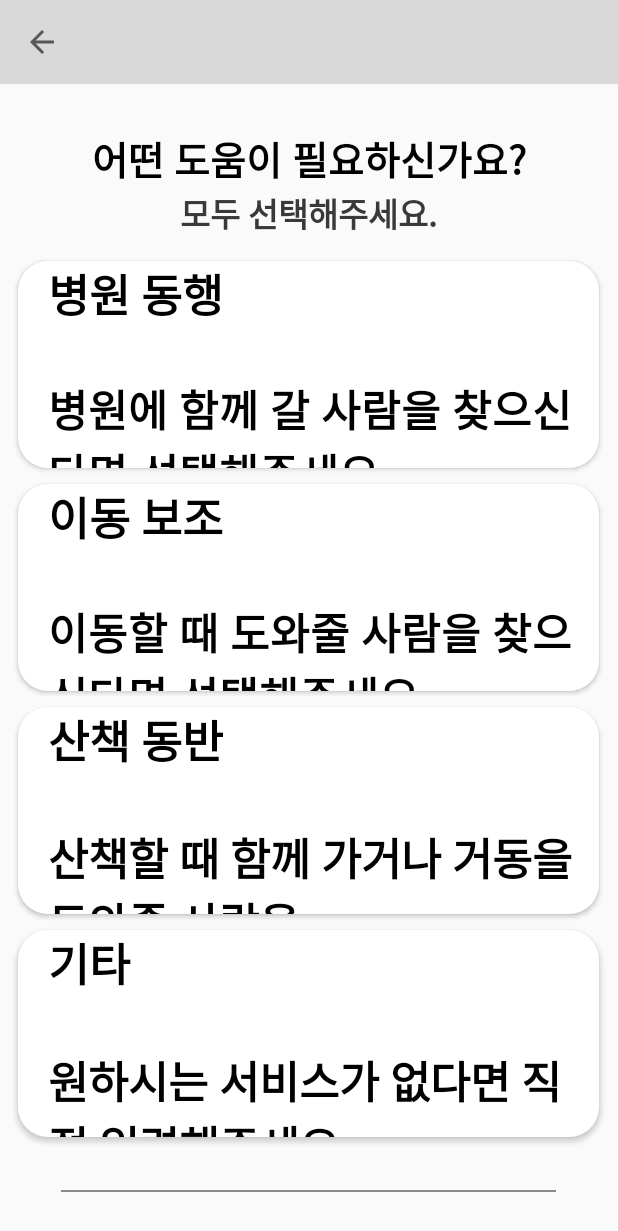
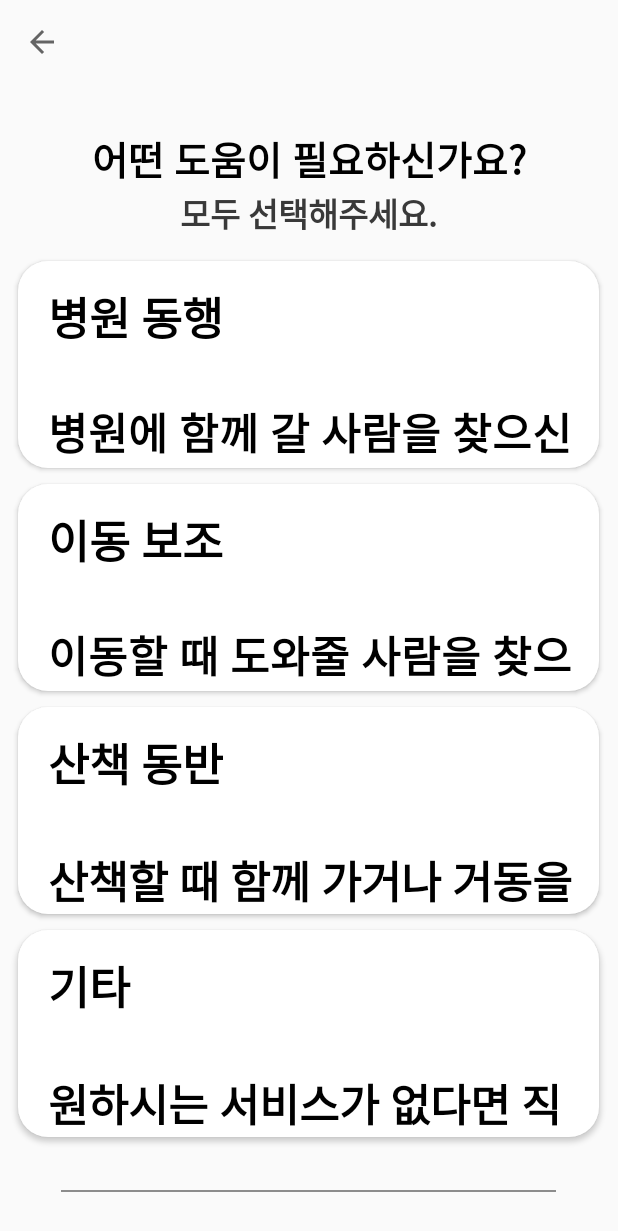
Before and after one commit to orange11th/with, an Android app: the TmpActivity screen opened directly, with no data from a screen before it, after a tap on "예림", on a phone screen of 412 x 824 dp. Shown: the top 1231 px of the screen. Run offline under Robolectric (Android 15) with nearby library versions, the phone set to English and light mode, and no system bars.

Commit message:
220823_0904

```diff
--- a/app/src/main/java/com/cookandroid/with/MainActivity_yerim.java
+++ b/app/src/main/java/com/cookandroid/with/SimpleActivity.java
@@ -2,7 +2,6 @@ package com.cookandroid.with;
 
 import androidx.appcompat.app.AppCompatActivity;
 import androidx.appcompat.widget.Toolbar;
-
 
 import android.content.Intent;
 import android.os.Bundle;
@@ -15,18 +14,17 @@ import android.widget.Button;
 
 import java.util.ArrayList;
 
-public class MainActivity_yerim extends AppCompatActivity {
+public class SimpleActivity extends AppCompatActivity {
     private Button btn1, btn2, btn3, btn4;
-
 
     @Override
     protected void onCreate(Bundle savedInstanceState) {
 
         super.onCreate(savedInstanceState);
-        setContentView(R.layout.activity_main_yerim);
+        setContentView(R.layout.activity_simple);
 
         //toolbar
-        Toolbar toolbar = findViewById(R.id.toolbar_main3);
+        Toolbar toolbar = findViewById(R.id.toolbar_simple);
         setSupportActionBar(toolbar);
         getSupportActionBar().setDisplayHomeAsUpEnabled(true);
         getSupportActionBar().setTitle(" ");
@@ -94,7 +92,7 @@ public class MainActivity_yerim extends AppCompatActivity {
 
             @Override
             public void onClick(View v) {
-                Intent intent = new Intent(getApplicationContext(), SubActivity.class);
+                Intent intent = new Intent(getApplicationContext(), ConfirmActivity.class);
                 startActivity(intent);
             }
         });
@@ -106,7 +104,7 @@ public class MainActivity_yerim extends AppCompatActivity {
     public boolean onOptionsItemSelected(MenuItem item){
         switch(item.getItemId()){
             case android.R.id.home:{
-                Intent intent = new Intent(getApplicationContext(), MainActivity2.class);
+                Intent intent = new Intent(getApplicationContext(), SeniorHomeActivity.class);
                 startActivity(intent);
                 finish();
                 return true;
@@ -115,6 +113,4 @@ public class MainActivity_yerim extends AppCompatActivity {
         return super.onOptionsItemSelected(item);
     }
 
-
-
 }
--- a/app/src/main/java/com/cookandroid/with/TmpActivity.java
+++ b/app/src/main/java/com/cookandroid/with/TmpActivity.java
@@ -29,7 +29,7 @@ public class TmpActivity extends AppCompatActivity {
             @Override
             public void onClick(View view) {
                 //회원가입 버튼 클릭
-                Intent intent = new Intent(getApplicationContext(),MainActivity_yerim.class);
+                Intent intent = new Intent(getApplicationContext(), SimpleActivity.class);
                 startActivity(intent);
                 //finish();
             }
--- a/app/src/main/res/layout/activity_complete1.xml
+++ b/app/src/main/res/layout/activity_complete1.xml
@@ -16,7 +16,7 @@
         android:gravity="center"/>
 
         <Button
-            android:id="@+id/button9"
+            android:id="@+id/confirm_btn"
             android:layout_width="200dp"
             android:layout_height="50dp"
             android:layout_marginTop="20dp"
--- a/app/src/main/res/layout/activity_main_yerim.xml
+++ b/app/src/main/res/layout/activity_simple.xml
@@ -14,8 +14,8 @@
 
         <androidx.appcompat.widget.Toolbar
             app:titleTextColor="#000000"
-            android:background="#d9d9d9"
-            android:id="@+id/toolbar_main3"
+            android:background="#FAFAFA"
+            android:id="@+id/toolbar_simple"
             android:layout_height="wrap_content"
             android:layout_width="match_parent"
             tools:ignore="MissingConstraints"
@@ -53,6 +53,7 @@
                 android:layout_width="387dp"
                 android:layout_height="138dp"
                 android:layout_margin="5dp"
+                android:paddingTop="15dp"
                 android:paddingLeft="20dp"
                 android:text="병원 동행\n\n병원에 함께 갈 사람을 찾으신다면 선택해주세요."
                 android:textColor="#000000"
@@ -60,6 +61,7 @@
                 android:textStyle="bold"
                 android:bufferType="spannable"
                 android:background="@drawable/button_border"
+                android:textAlignment="viewStart"
                 android:gravity="start" />
 
             <Button
@@ -67,6 +69,7 @@
                 android:layout_width="387dp"
                 android:layout_height="138dp"
                 android:layout_margin="5dp"
+                android:paddingTop="15dp"
                 android:paddingLeft="20dp"
                 android:text="이동 보조\n\n이동할 때 도와줄 사람을 찾으신다면 선택해주세요."
                 android:textColor="#000000"
@@ -81,6 +84,7 @@
                 android:layout_width="387dp"
                 android:layout_height="138dp"
                 android:layout_margin="5dp"
+                android:paddingTop="15dp"
                 android:paddingLeft="20dp"
                 android:text="산책 동반\n\n산책할 때 함께 가거나 거동을 도와줄 사람을 \n찾으신다면 선택해주세요."
                 android:textColor="#000000"
@@ -96,6 +100,7 @@
                 android:layout_width="387dp"
                 android:layout_height="138dp"
                 android:layout_margin="5dp"
+                android:paddingTop="15dp"
                 android:paddingLeft="20dp"
                 android:text="기타\n\n원하시는 서비스가 없다면 직접 입력해주세요."
                 android:textColor="#000000"
--- a/app/src/main/res/layout/ic_back.xml
+++ /dev/null
@@ -1,5 +0,0 @@
-<vector android:height="24dp" android:tint="#919191"
-    android:viewportHeight="24" android:viewportWidth="24"
-    android:width="24dp" xmlns:android="http://schemas.android.com/apk/res/android">
-    <path android:fillColor="@android:color/white" android:pathData="M17.77,3.77l-1.77,-1.77l-10,10l10,10l1.77,-1.77l-8.23,-8.23z"/>
-</vector>
```
Also changed, not shown: app/src/main/AndroidManifest.xml (+40 -21 lines), app/src/main/java/com/cookandroid/with/ConfirmActivity.java (+18 -5 lines), app/src/main/java/com/cookandroid/with/SubActivity.java (deleted, +0 -27 lines), app/src/main/res/layout/activity_nox.xml (renamed from app/src/main/res/layout/activity_apply_n.xml, +9 -0 lines).
